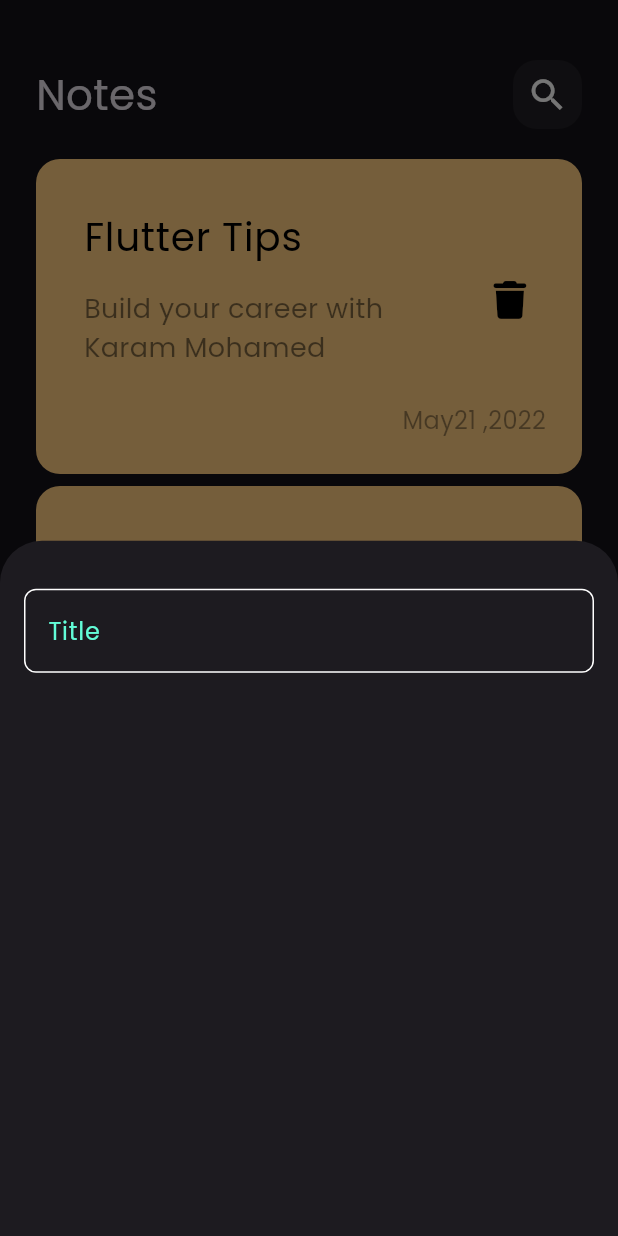
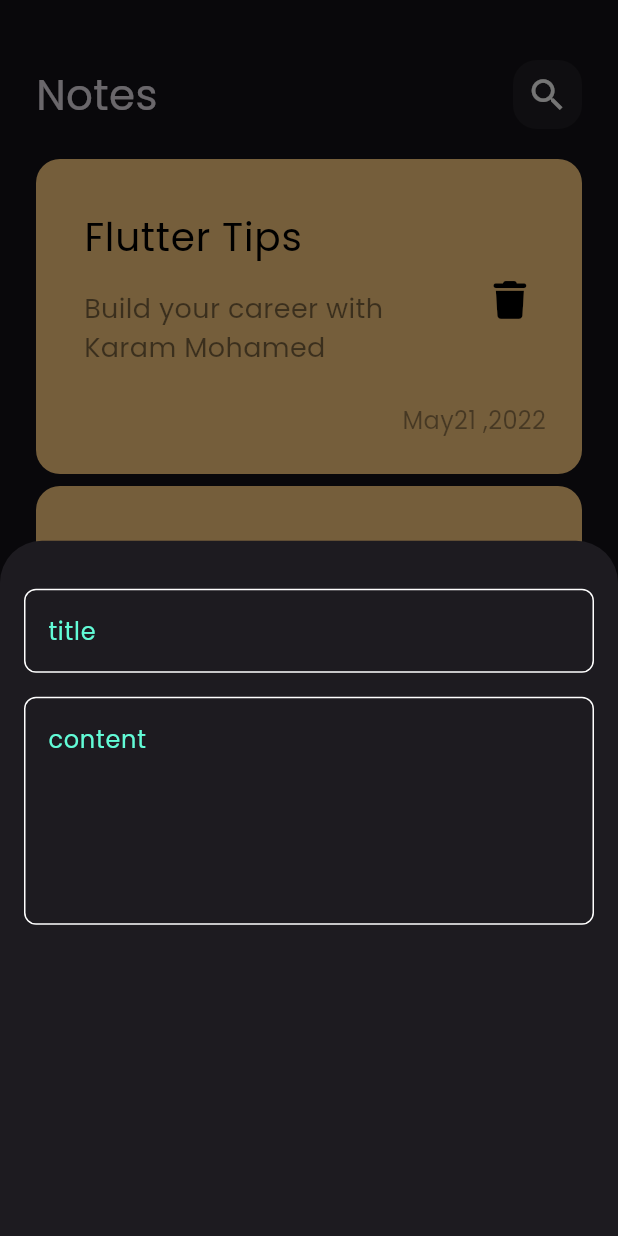
Before and after one commit to km01545/notes_app2, a Flutter app: the screen it shows after launch, after a tap on the "add" icon, on a phone screen of 412 x 824 dp. Run offline on Flutter 3.47's test engine with Material 3 defaults, Android fonts, the phone set to English and light mode, and no system bars; our stand-ins replace font_awesome_flutter.

Commit message:
add fields to notes bottom sheet

```diff
--- a/lib/widgets/add_note_bottom_sheet.dart
+++ b/lib/widgets/add_note_bottom_sheet.dart
@@ -13,7 +13,16 @@ class AddNoteButtomSheet extends StatelessWidget {
           SizedBox(
             height: 32,
           ),
-          CustomTextField(),
+          CustomTextField(
+            hint: 'title',
+          ),
+          SizedBox(
+            height: 16,
+          ),
+          CustomTextField(
+            hint: 'content',
+            maxLines: 5,
+          ),
         ],
       ),
     );
--- a/lib/widgets/custom_text_field.dart
+++ b/lib/widgets/custom_text_field.dart
@@ -2,14 +2,16 @@ import 'package:flutter/material.dart';
 import 'package:notes_app/constants.dart';
 
 class CustomTextField extends StatelessWidget {
-  const CustomTextField({super.key});
-
+  const CustomTextField({super.key, required this.hint, this.maxLines = 1});
+  final String hint;
+  final int maxLines;
   @override
   Widget build(BuildContext context) {
     return TextField(
       cursorColor: kPrimaryColor,
+      maxLines: maxLines,
       decoration: InputDecoration(
-        hintText: 'Title',
+        hintText: hint,
         hintStyle: const TextStyle(color: kPrimaryColor),
         border: buildBorder(),
         enabledBorder: buildBorder(),
```
